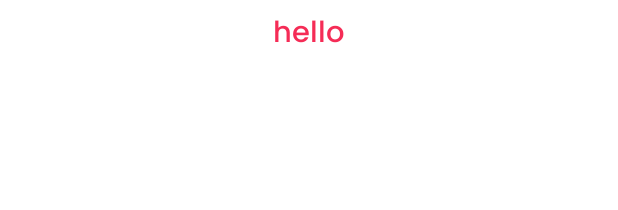
After one commit to pinnintisamhita/FoodApp, an Android app: the layout activity_category_meals.xml on its own in the app's theme, with its tools: preview values and no code run, on a phone screen of 412 x 824 dp. The commit adds this screen. Shown: the top 210 px of the screen. Run offline under Robolectric (Android 15) with nearby library versions, the phone set to English and light mode, and no system bars.

Commit message:
designed and redirected to CategoryMealsActivity

```diff
--- a/app/src/main/java/com/example/foodapp/adapters/categoriesAdapter.kt
+++ b/app/src/main/java/com/example/foodapp/adapters/categoriesAdapter.kt
@@ -10,6 +10,7 @@ import com.example.foodapp.pojo.Category
 class CategoriesAdapter():RecyclerView.Adapter<CategoriesAdapter.CategoryViewHolder>() {
 
     private var categoriesList = ArrayList<Category>()
+    var onItemClick : ((Category) -> Unit)? = null
     fun setCategoryList(categoriesList:List<Category>)
     {
         this.categoriesList = categoriesList as ArrayList<Category>
@@ -18,7 +19,7 @@ class CategoriesAdapter():RecyclerView.Adapter<CategoriesAdapter.CategoryViewHol
     inner class CategoryViewHolder( val binding:CategoryItemBinding):RecyclerView.ViewHolder(binding.root)
 
     override fun onCreateViewHolder(parent: ViewGroup, viewType: Int): CategoryViewHolder {
-       return CategoryViewHolder(CategoryItemBinding.inflate(LayoutInflater.from(parent.context)))
+        return CategoryViewHolder(CategoryItemBinding.inflate(LayoutInflater.from(parent.context)))
     }
 
     override fun getItemCount(): Int {
@@ -29,5 +30,8 @@ class CategoriesAdapter():RecyclerView.Adapter<CategoriesAdapter.CategoryViewHol
         //we will set the information to the views
         Glide.with(holder.itemView).load(categoriesList[position].strCategoryThumb).into(holder.binding.imgCategory)
         holder.binding.tvCategoryName.text = categoriesList[position].strCategory
+        holder.itemView.setOnClickListener{
+            onItemClick!!.invoke(categoriesList[position])
+        }
     }
 }
--- /dev/null
+++ b/app/src/main/res/layout/activity_category_meals.xml
@@ -0,0 +1,32 @@
+<?xml version="1.0" encoding="utf-8"?>
+<androidx.constraintlayout.widget.ConstraintLayout xmlns:android="http://schemas.android.com/apk/res/android"
+    xmlns:app="http://schemas.android.com/apk/res-auto"
+    xmlns:tools="http://schemas.android.com/tools"
+    android:id="@+id/main"
+    android:layout_width="match_parent"
+    android:layout_height="match_parent"
+    tools:context=".activities.CategoryMealsActivity">
+    <TextView
+        android:id="@+id/tv_category_count"
+        android:layout_width="wrap_content"
+        android:layout_height="wrap_content"
+        android:fontFamily="@font/myfont"
+        android:textColor="@color/accent"
+        android:text="hello"
+        android:textSize="@dimen/_15ssp"
+        app:layout_constraintStart_toStartOf="parent"
+        app:layout_constraintEnd_toEndOf="parent"
+        app:layout_constraintTop_toTopOf="parent"
+        android:layout_marginTop="@dimen/_5sdp"
+        />
+
+      <androidx.recyclerview.widget.RecyclerView
+      android:id="@+id/rv_meals"
+      android:layout_width="match_parent"
+      android:layout_height="0dp"
+      app:layout_constraintTop_toBottomOf="@+id/tv_category_count"
+      app:layout_constraintStart_toStartOf="parent"
+      app:layout_constraintEnd_toEndOf="parent"
+      app:layout_constraintBottom_toBottomOf="parent"/>
+
+</androidx.constraintlayout.widget.ConstraintLayout>
```
Also changed, not shown: app/src/main/AndroidManifest.xml (+6 -3 lines), app/src/main/java/com/example/foodapp/activities/CategoryMealsActivity.kt (added, +17 -0 lines), app/src/main/java/com/example/foodapp/fragments/HomeFragment.kt (+15 -2 lines).
